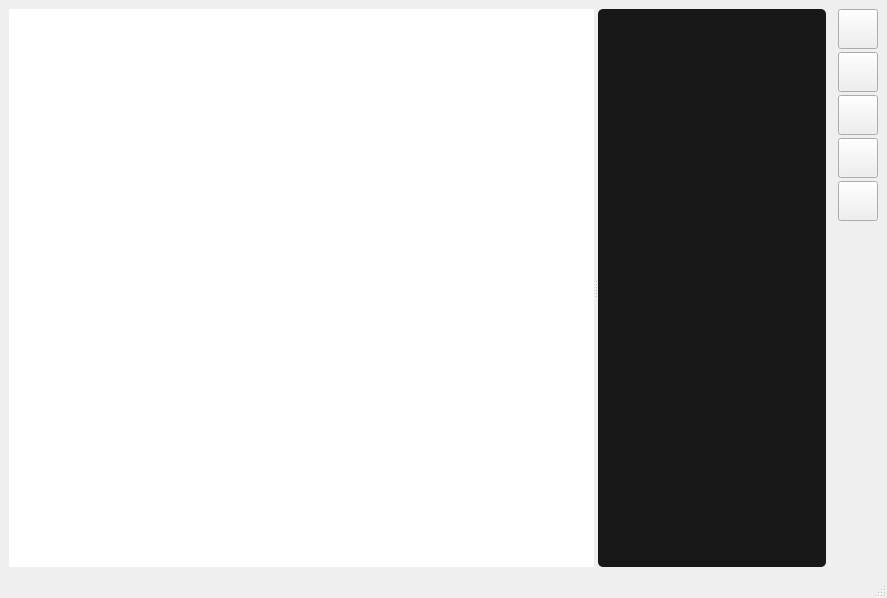
First picture: the form in FileEditor/mainwindow.ui, repository imitatehappiness/QtFileEditor, before the edit.
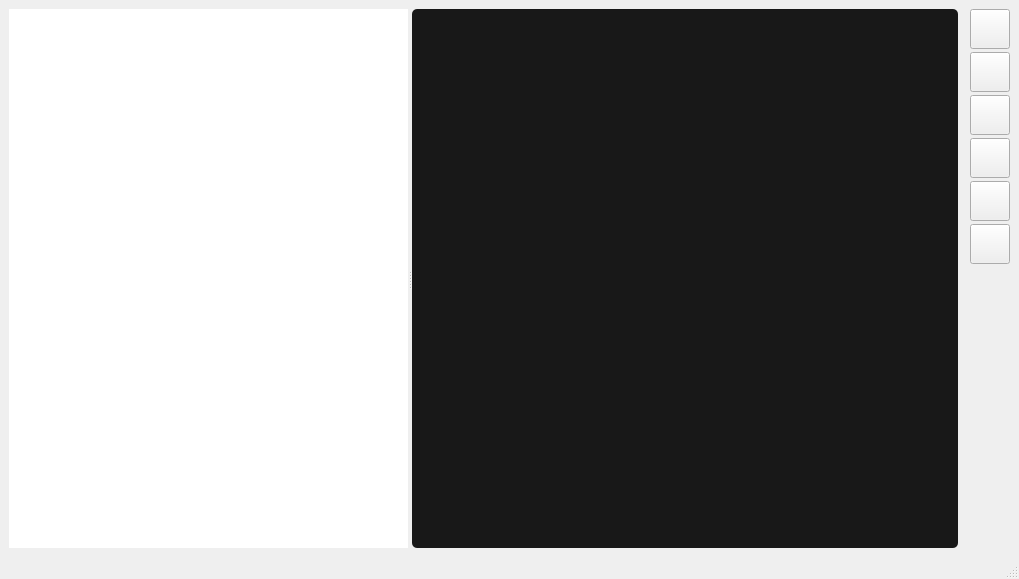
Second picture: the form after the edit. Icons and pictures are not drawn.

What changed in the file:
```diff
--- a/FileEditor/mainwindow.ui
+++ b/FileEditor/mainwindow.ui
@@ -6,14 +6,26 @@
    <rect>
     <x>0</x>
     <y>0</y>
-    <width>887</width>
-    <height>598</height>
+    <width>1019</width>
+    <height>579</height>
    </rect>
   </property>
+  <property name="sizePolicy">
+   <sizepolicy hsizetype="Maximum" vsizetype="Maximum">
+    <horstretch>0</horstretch>
+    <verstretch>0</verstretch>
+   </sizepolicy>
+  </property>
   <property name="minimumSize">
    <size>
     <width>800</width>
-    <height>0</height>
+    <height>400</height>
+   </size>
+  </property>
+  <property name="baseSize">
+   <size>
+    <width>1100</width>
+    <height>600</height>
    </size>
   </property>
   <property name="windowTitle">
@@ -69,19 +81,6 @@
        <property name="verticalSpacing">
         <number>3</number>
        </property>
-       <item row="7" column="0">
-        <spacer name="verticalSpacer">
-         <property name="orientation">
-          <enum>Qt::Vertical</enum>
-         </property>
-         <property name="sizeHint" stdset="0">
-          <size>
-           <width>20</width>
-           <height>40</height>
-          </size>
-         </property>
-        </spacer>
-       </item>
        <item row="5" column="0">
         <widget class="QPushButton" name="pB_fileSaveAs">
          <property name="sizePolicy">
@@ -103,7 +102,7 @@
           </size>
          </property>
          <property name="toolTip">
-          <string>Save File As</string>
+          <string>Save file as</string>
          </property>
          <property name="text">
           <string/>
@@ -112,16 +111,16 @@
           <iconset resource="resources/resources.qrc">
            <normaloff>:/resources/icons/fileIcons/save_as_file.png</normaloff>:/resources/icons/fileIcons/save_as_file.png</iconset>
          </property>
+         <property name="iconSize">
+          <size>
+           <width>32</width>
+           <height>32</height>
+          </size>
+         </property>
         </widget>
        </item>
-       <item row="0" column="0">
-        <widget class="QPushButton" name="pB_fileCreate">
-         <property name="sizePolicy">
-          <sizepolicy hsizetype="Minimum" vsizetype="Minimum">
-           <horstretch>0</horstretch>
-           <verstretch>0</verstretch>
-          </sizepolicy>
-         </property>
+       <item row="1" column="0">
+        <widget class="QPushButton" name="pB_fileOpen">
          <property name="minimumSize">
           <size>
            <width>40</width>
@@ -135,14 +134,20 @@
           </size>
          </property>
          <property name="toolTip">
-          <string>New File</string>
+          <string>Open file</string>
          </property>
          <property name="text">
           <string/>
          </property>
          <property name="icon">
           <iconset resource="resources/resources.qrc">
-           <normaloff>:/resources/icons/fileIcons/new_file.png</normaloff>:/resources/icons/fileIcons/new_file.png</iconset>
+           <normaloff>:/resources/icons/fileIcons/open_file.png</normaloff>:/resources/icons/fileIcons/open_file.png</iconset>
+         </property>
+         <property name="iconSize">
+          <size>
+           <width>32</width>
+           <height>32</height>
+          </size>
          </property>
         </widget>
        </item>
@@ -167,7 +172,7 @@
           </size>
          </property>
          <property name="toolTip">
-          <string>Save File</string>
+          <string>Save file</string>
          </property>
          <property name="text">
           <string/>
@@ -176,6 +181,50 @@
           <iconset resource="resources/resources.qrc">
            <normaloff>:/resources/icons/fileIcons/save_file.png</normaloff>:/resources/icons/fileIcons/save_file.png</iconset>
          </property>
+         <property name="iconSize">
+          <size>
+           <width>32</width>
+           <height>32</height>
+          </size>
+         </property>
+        </widget>
+       </item>
+       <item row="0" column="0">
+        <widget class="QPushButton" name="pB_fileCreate">
+         <property name="sizePolicy">
+          <sizepolicy hsizetype="Minimum" vsizetype="Minimum">
+           <horstretch>0</horstretch>
+           <verstretch>0</verstretch>
+          </sizepolicy>
+         </property>
+         <property name="minimumSize">
+          <size>
+           <width>40</width>
+           <height>40</height>
+          </size>
+         </property>
+         <property name="maximumSize">
+          <size>
+           <width>40</width>
+           <height>16777215</height>
+          </size>
+         </property>
+         <property name="toolTip">
+          <string>New file</string>
+         </property>
+         <property name="text">
+          <string/>
+         </property>
+         <property name="icon">
+          <iconset resource="resources/resources.qrc">
+           <normaloff>:/resources/icons/fileIcons/new_file.png</normaloff>:/resources/icons/fileIcons/new_file.png</iconset>
+         </property>
+         <property name="iconSize">
+          <size>
+           <width>32</width>
+           <height>32</height>
+          </size>
+         </property>
         </widget>
        </item>
        <item row="6" column="0">
@@ -199,7 +248,7 @@
           </size>
          </property>
          <property name="toolTip">
-          <string>Close File</string>
+          <string>Close file</string>
          </property>
          <property name="text">
           <string/>
@@ -208,10 +257,35 @@
           <iconset resource="resources/resources.qrc">
            <normaloff>:/resources/icons/fileIcons/close_file.png</normaloff>:/resources/icons/fileIcons/close_file.png</iconset>
          </property>
+         <property name="iconSize">
+          <size>
+           <width>32</width>
+           <height>32</height>
+          </size>
+         </property>
         </widget>
        </item>
-       <item row="1" column="0">
-        <widget class="QPushButton" name="pB_fileOpen">
+       <item row="8" column="0">
+        <spacer name="verticalSpacer">
+         <property name="orientation">
+          <enum>Qt::Vertical</enum>
+         </property>
+         <property name="sizeHint" stdset="0">
+          <size>
+           <width>20</width>
+           <height>40</height>
+          </size>
+         </property>
+        </spacer>
+       </item>
+       <item row="7" column="0">
+        <widget class="QPushButton" name="pB_fileSearch">
+         <property name="sizePolicy">
+          <sizepolicy hsizetype="Minimum" vsizetype="Minimum">
+           <horstretch>0</horstretch>
+           <verstretch>0</verstretch>
+          </sizepolicy>
+         </property>
          <property name="minimumSize">
           <size>
            <width>40</width>
@@ -221,18 +295,24 @@
          <property name="maximumSize">
           <size>
            <width>40</width>
-           <height>16777215</height>
+           <height>40</height>
           </size>
          </property>
          <property name="toolTip">
-          <string>Open File</string>
+          <string>Search in file</string>
          </property>
          <property name="text">
           <string/>
          </property>
          <property name="icon">
           <iconset resource="resources/resources.qrc">
-           <normaloff>:/resources/icons/fileIcons/open_file.png</normaloff>:/resources/icons/fileIcons/open_file.png</iconset>
+           <normaloff>:/resources/icons/search.png</normaloff>:/resources/icons/search.png</iconset>
+         </property>
+         <property name="iconSize">
+          <size>
+           <width>32</width>
+           <height>32</height>
+          </size>
          </property>
         </widget>
        </item>
@@ -256,7 +336,7 @@
        </property>
        <property name="minimumSize">
         <size>
-         <width>300</width>
+         <width>350</width>
          <height>0</height>
         </size>
        </property>
@@ -297,7 +377,19 @@
         <enum>Qt::IgnoreAction</enum>
        </property>
       </widget>
-      <widget class="QFrame" name="frame_2">
+      <widget class="QFrame" name="frame_editor">
+       <property name="minimumSize">
+        <size>
+         <width>350</width>
+         <height>0</height>
+        </size>
+       </property>
+       <property name="baseSize">
+        <size>
+         <width>0</width>
+         <height>0</height>
+        </size>
+       </property>
        <property name="styleSheet">
         <string notr="true">    background-color: rgb(24, 24, 24);
 border-radius: 5px
@@ -319,7 +411,7 @@
     <rect>
      <x>0</x>
      <y>0</y>
-     <width>887</width>
+     <width>1019</width>
      <height>21</height>
     </rect>
    </property>
```
